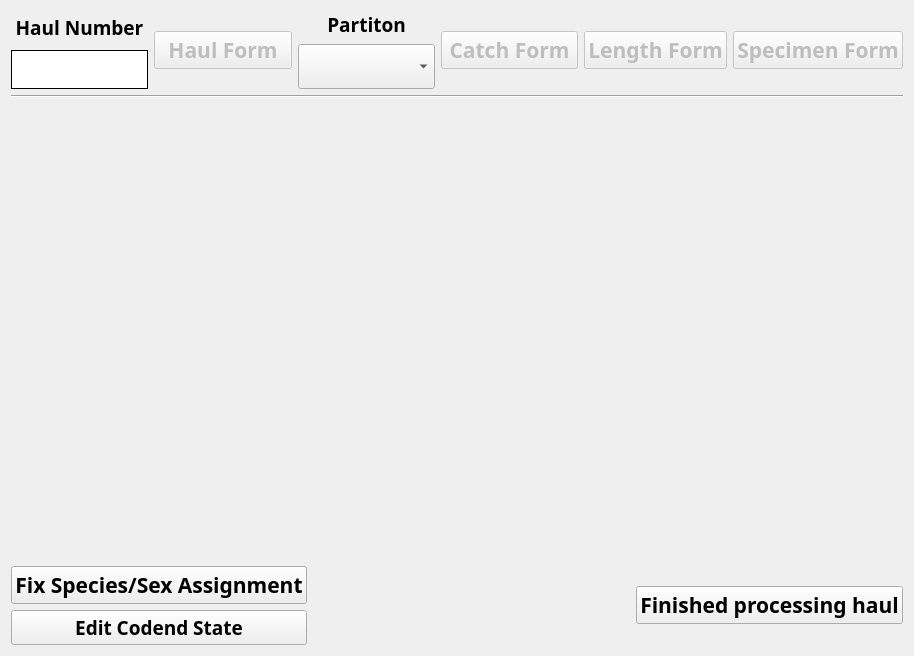
Qt form ui/CLAMSProcess.ui (guyuhong/CLAMS) before a commit.
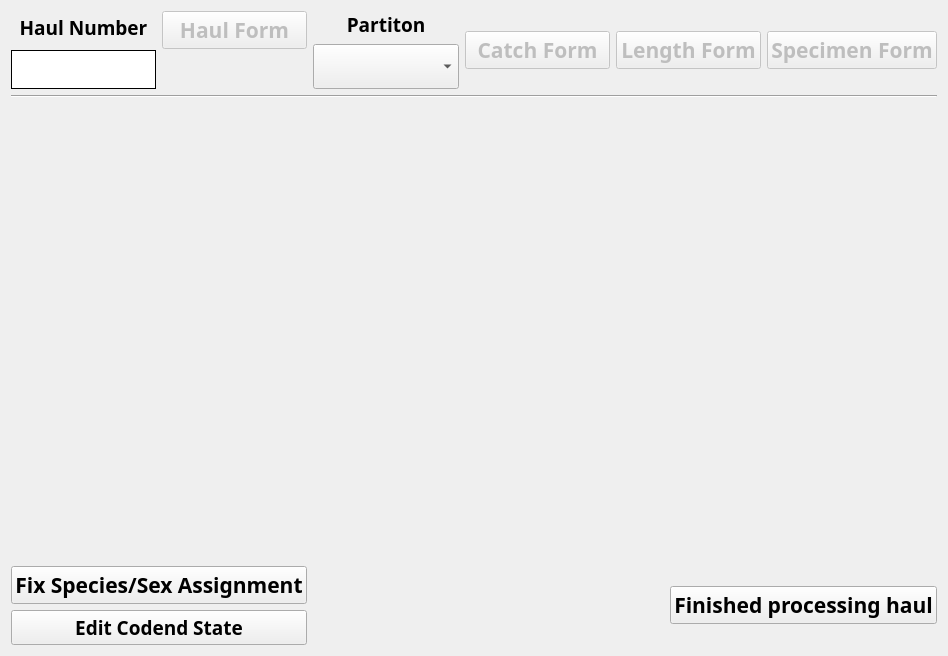
The same form after that commit.

Commit message:
Got CLAMSmain.py running
CLAMSProcess opens, but most all buttons are commented out as those modules have not been updated. Can start working on the individual modules one by one to convert and test.

Diff of the .ui file:
```diff
--- a/ui/CLAMSProcess.ui
+++ b/ui/CLAMSProcess.ui
@@ -6,7 +6,7 @@
    <rect>
     <x>0</x>
     <y>0</y>
-    <width>914</width>
+    <width>948</width>
     <height>656</height>
    </rect>
   </property>
@@ -74,6 +74,8 @@
       </layout>
      </item>
      <item>
+      <layout class="QVBoxLayout" name="verticalLayout_5">
+       <item>
       <widget class="QPushButton" name="haulBtn">
        <property name="enabled">
         <bool>false</bool>
@@ -96,6 +98,24 @@
         <bool>false</bool>
        </property>
       </widget>
+       </item>
+       <item>
+        <spacer name="verticalSpacer_2">
+         <property name="orientation">
+          <enum>Qt::Vertical</enum>
+         </property>
+         <property name="sizeType">
+          <enum>QSizePolicy::Preferred</enum>
+         </property>
+         <property name="sizeHint" stdset="0">
+          <size>
+           <width>20</width>
+           <height>40</height>
+          </size>
+         </property>
+        </spacer>
+       </item>
+      </layout>
      </item>
      <item>
       <layout class="QVBoxLayout" name="verticalLayout_2">
```
Lines whose indentation alone changed are shown as unchanged. The commit also changes 8 other files.
